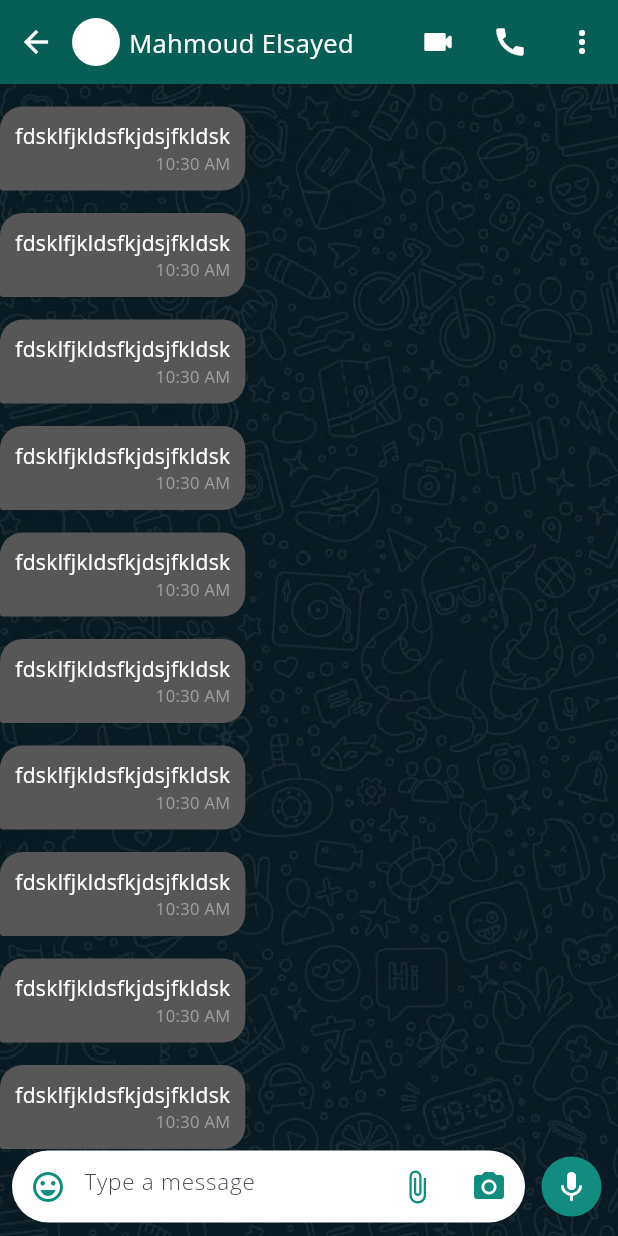
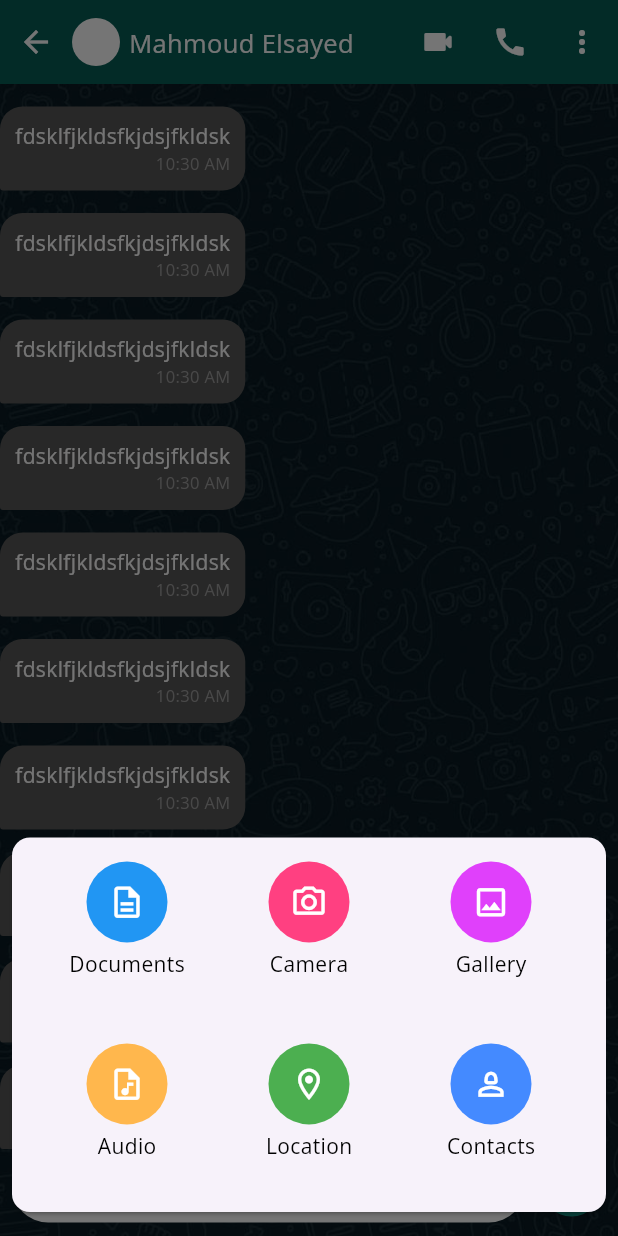
Before and after one commit to MahmoudElsayedJrr/whatsApp-Clone, a Flutter app: the ChatPage screen opened directly, after a tap on the "attach file" icon, on a phone screen of 412 x 824 dp. Run offline on Flutter 3.47's test engine with Material 3 defaults, Android fonts, the phone set to English and light mode, and no system bars; drawn by our look-alikes of flutter_chat_bubble; our stand-ins replace flutter_svg, google_fonts.

Commit message:
create bottom sheet for [doc, cam, contact, audio, etc..]

```diff
--- a/lib/view/chat_page/bottom_chat_bar.dart
+++ b/lib/view/chat_page/bottom_chat_bar.dart
@@ -1,4 +1,5 @@
 import 'package:flutter/material.dart';
+import 'package:whatsapp_clone/view/chat_page/sheet_bottom.dart';
 import 'package:whatsapp_clone/view/contants.dart';
 
 class BottomChatBar extends StatelessWidget {
@@ -29,8 +30,7 @@ class BottomChatBar extends StatelessWidget {
                 child: Row(
                   children: [
                     IconButton(
-                      icon:
-                          Icon(Icons.emoji_emotions_outlined, color: darkGreen),
+                      icon: Icon(Icons.camera_alt, color: darkGreen),
                       onPressed: () {},
                     ),
                     Expanded(
@@ -48,10 +48,20 @@ class BottomChatBar extends StatelessWidget {
                     ),
                     IconButton(
                       icon: Icon(Icons.attach_file, color: darkGreen),
-                      onPressed: () {},
+                      onPressed: () {
+                        showModalBottomSheet(
+                          isDismissible: true,
+                          useSafeArea: true,
+                          backgroundColor: Colors.transparent,
+                          context: context,
+                          builder: (context) {
+                            return sheetBottom();
+                          },
+                        );
+                      },
                     ),
                     IconButton(
-                      icon: Icon(Icons.camera_alt, color: darkGreen),
+                      icon: Icon(Icons.mic, color: darkGreen),
                       onPressed: () {},
                     ),
                   ],
@@ -64,7 +74,7 @@ class BottomChatBar extends StatelessWidget {
                 child: CircleAvatar(
                   backgroundColor: darkGreen,
                   child: Icon(
-                    Icons.mic,
+                    Icons.send_outlined,
                     color: Colors.white,
                   ),
                 ),
@@ -76,6 +86,8 @@ class BottomChatBar extends StatelessWidget {
     );
   }
 }
+
+
 
 
 /*TextFormField(
--- /dev/null
+++ b/lib/view/chat_page/button_bottom_sheet.dart
@@ -0,0 +1,41 @@
+import 'package:flutter/material.dart';
+
+class ButtonBotttomSheet extends StatelessWidget {
+  const ButtonBotttomSheet({
+    super.key,
+    required this.name,
+    required this.color,
+    required this.icon,
+    required this.ontap,
+  });
+  final String name;
+  final Color color;
+  final IconData icon;
+  final VoidCallback ontap;
+  @override
+  Widget build(BuildContext context) {
+    return InkWell(
+      onTap: ontap,
+      child: Column(
+        mainAxisSize: MainAxisSize.min,
+        children: <Widget>[
+          CircleAvatar(
+            radius: 27,
+            backgroundColor: color,
+            child: Icon(
+              icon,
+              color: Colors.white,
+              size: 25,
+            ),
+          ),
+          SizedBox(height: 5),
+          Text(name,
+              style: TextStyle(
+                  fontSize: 14,
+                  color: Colors.black,
+                  fontWeight: FontWeight.w400))
+        ],
+      ),
+    );
+  }
+}
--- a/lib/view/chat_page/chat_page.dart
+++ b/lib/view/chat_page/chat_page.dart
@@ -1,5 +1,4 @@
 import 'package:flutter/material.dart';
-import 'package:flutter_chat_bubble/chat_bubble.dart';
 import 'package:whatsapp_clone/view/chat_page/bottom_chat_bar.dart';
 import 'package:whatsapp_clone/view/chat_page/chat_container.dart';
 
@@ -20,7 +19,7 @@ class ChatPage extends StatelessWidget {
           ),
         ),
         child: Stack(
-          clipBehavior: Clip.antiAliasWithSaveLayer,
+          clipBehavior: Clip.none,
           children: [
             ListView.builder(
               itemCount: 10,
--- /dev/null
+++ b/lib/view/chat_page/sheet_bottom.dart
@@ -0,0 +1,69 @@
+import 'package:flutter/material.dart';
+import 'package:whatsapp_clone/view/chat_page/button_bottom_sheet.dart';
+
+class sheetBottom extends StatelessWidget {
+  const sheetBottom({
+    super.key,
+  });
+
+  @override
+  Widget build(BuildContext context) {
+    return Card(
+      margin: EdgeInsets.symmetric(vertical: 16, horizontal: 8),
+      child: Container(
+        height: MediaQuery.of(context).size.height / 3.3,
+        padding: EdgeInsets.all(16),
+        width: double.infinity,
+        decoration: BoxDecoration(
+          borderRadius: BorderRadius.circular(8),
+        ),
+        child: GridView.builder(
+          gridDelegate:
+              SliverGridDelegateWithFixedCrossAxisCount(crossAxisCount: 3),
+          itemCount: 6,
+          itemBuilder: (context, index) {
+            return ButtonBotttomSheet(
+              color: buttons[index].color,
+              name: buttons[index].name,
+              icon: buttons[index].icon,
+              ontap: buttons[index].ontap,
+            );
+          },
+        ),
+      ),
+    );
+  }
+}
+
+List<ButtonBotttomSheet> buttons = [
+  ButtonBotttomSheet(
+      name: 'Documents',
+      color: Colors.blue,
+      icon: Icons.description_outlined,
+      ontap: () {}),
+  ButtonBotttomSheet(
+      name: 'Camera',
+      color: Colors.pinkAccent,
+      icon: Icons.camera_alt_outlined,
+      ontap: () {}),
+  ButtonBotttomSheet(
+      name: 'Gallery',
+      color: Colors.purpleAccent,
+      icon: Icons.photo_outlined,
+      ontap: () {}),
+  ButtonBotttomSheet(
+      name: 'Audio',
+      color: Colors.orange.shade300,
+      icon: Icons.audio_file_outlined,
+      ontap: () {}),
+  ButtonBotttomSheet(
+      name: 'Location',
+      color: Colors.green,
+      icon: Icons.location_on_outlined,
+      ontap: () {}),
+  ButtonBotttomSheet(
+      name: 'Contacts',
+      color: Colors.blueAccent,
+      icon: Icons.person_2_outlined,
+      ontap: () {}),
+];
```
